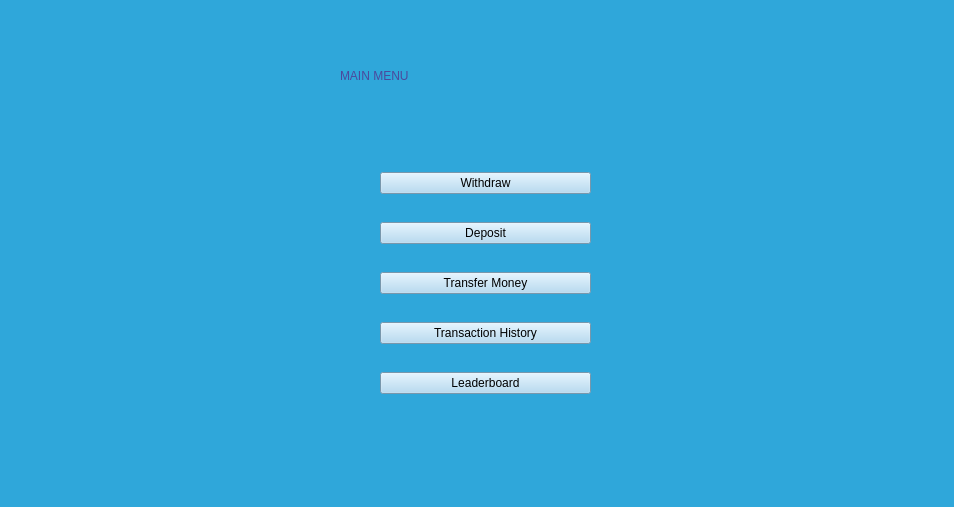
First picture: the form in view/menu.ui, repository rawsashimi1604/1009_BankingSystem, before the edit.
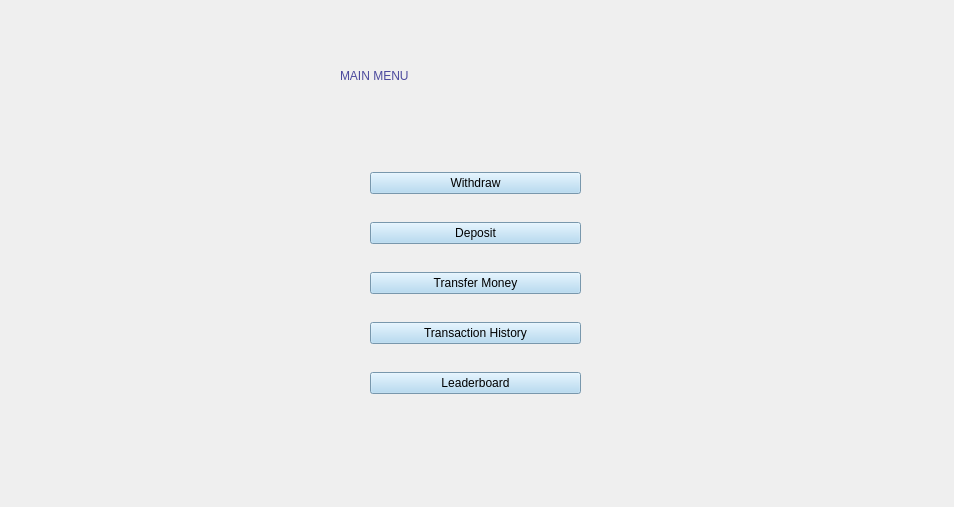
Second picture: the form after the edit.

```diff
--- a/view/menu.ui
+++ b/view/menu.ui
@@ -14,7 +14,7 @@
    <string>Form</string>
   </property>
   <property name="styleSheet">
-   <string notr="true">background-color: rgb(47, 167, 218);</string>
+   <string notr="true"/>
   </property>
   <widget class="QLabel" name="label">
    <property name="geometry">
@@ -36,7 +36,7 @@
   <widget class="QWidget" name="verticalLayoutWidget">
    <property name="geometry">
     <rect>
-     <x>380</x>
+     <x>370</x>
      <y>150</y>
      <width>211</width>
      <height>271</height>
```
